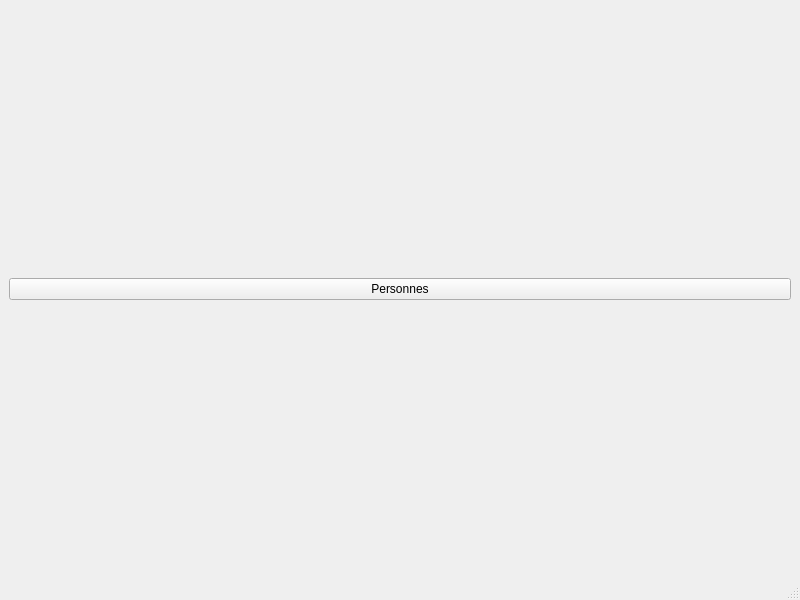
Old version of the form coachmainwindow.ui in the repository esauvage/coach.
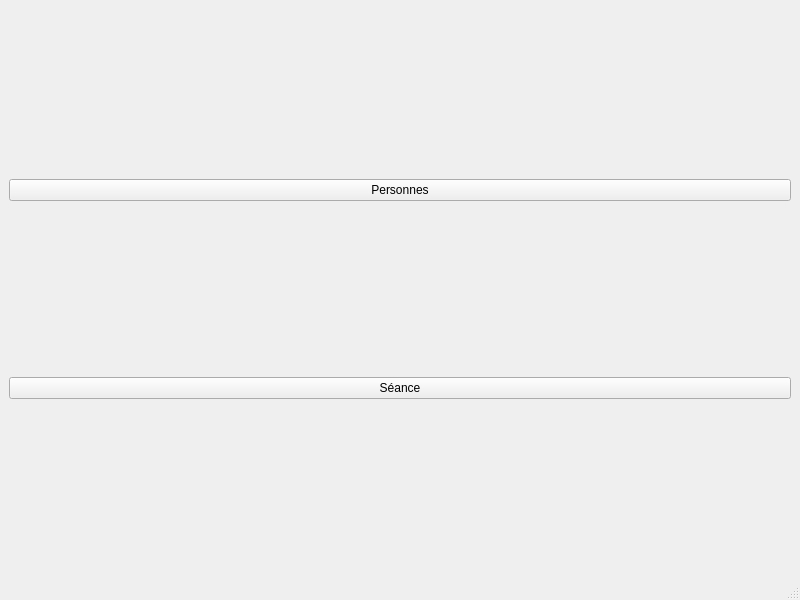
New version of the form.

Commit message: Début des séances

```diff
--- a/coachmainwindow.ui
+++ b/coachmainwindow.ui
@@ -22,6 +22,13 @@
       </property>
      </widget>
     </item>
+    <item row="1" column="0">
+     <widget class="QPushButton" name="btnSeance">
+      <property name="text">
+       <string>Séance</string>
+      </property>
+     </widget>
+    </item>
    </layout>
   </widget>
   <widget class="QMenuBar" name="menubar">
```
Left out of the diff: 2 changed lines with no effect on the pictures. The commit also changes 11 other files.
